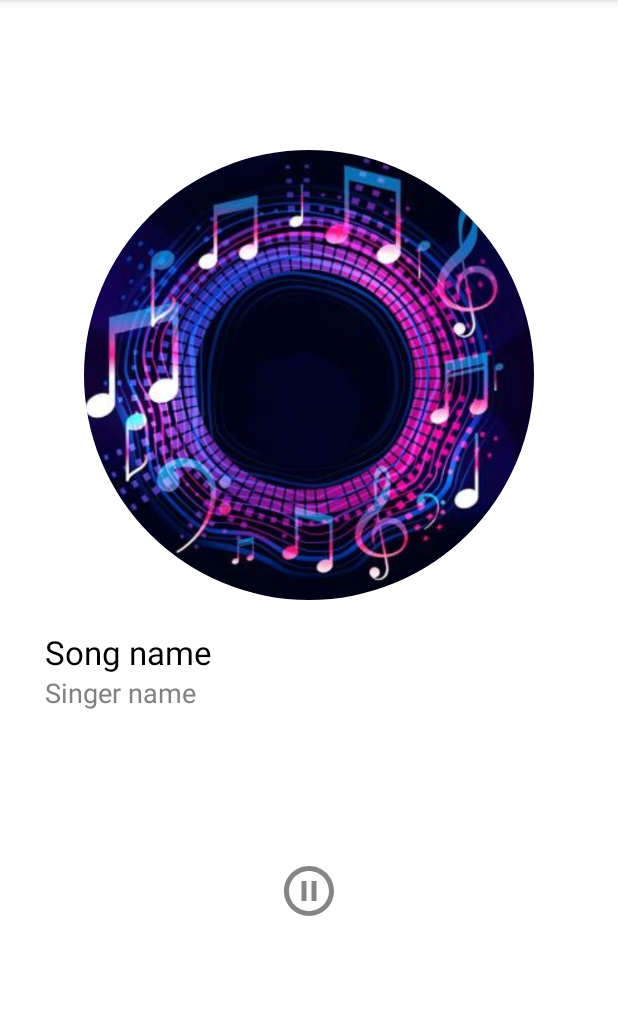
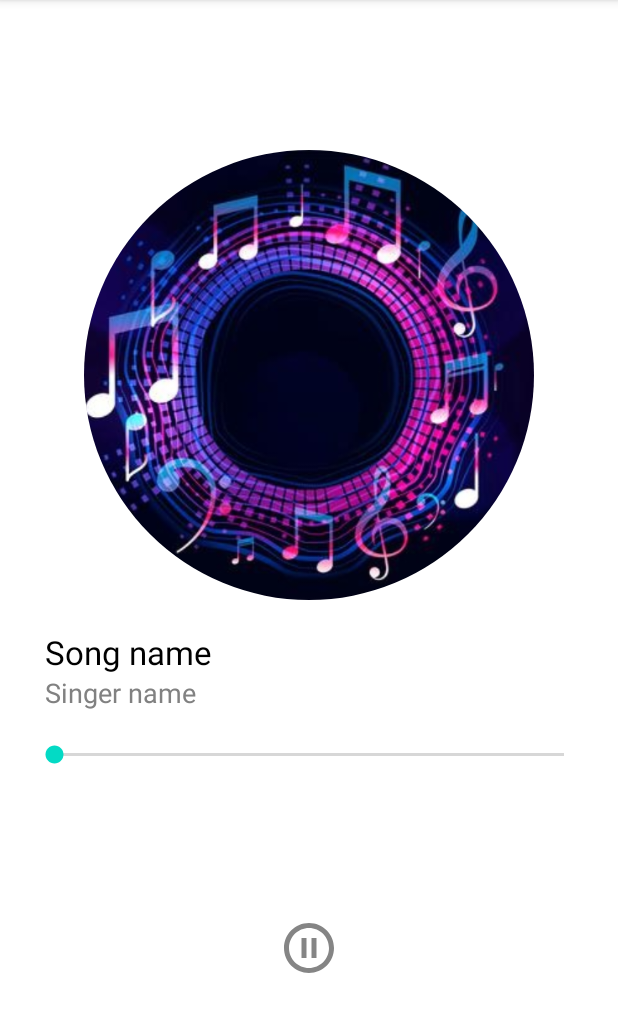
Before and after one commit to NguyennThinh/KiemTraGiuaKy, an Android app: the MainActivity screen opened directly, with no data from a screen before it, on a phone screen of 412 x 824 dp, the part 84-1116 px from its top. Run offline under Robolectric (Android 15) with nearby library versions, the phone set to English and light mode, and no system bars; our stand-ins replace CircleImageView; 4 statements that could not run were skipped.

Commit message:
Hoan thanh cau 6

```diff
--- a/app/src/main/java/com/example/a42_18083051_nguyenphucthinh/MainActivity.java
+++ b/app/src/main/java/com/example/a42_18083051_nguyenphucthinh/MainActivity.java
@@ -6,13 +6,16 @@ import android.content.ComponentName;
 import android.content.Context;
 import android.content.Intent;
 import android.content.ServiceConnection;
+import android.media.MediaPlayer;
 import android.os.Bundle;
+import android.os.Handler;
 import android.os.IBinder;
 import android.view.View;
 import android.view.animation.Animation;
 import android.view.animation.AnimationUtils;
 import android.view.animation.LinearInterpolator;
 import android.widget.ImageView;
+import android.widget.SeekBar;
 
 import de.hdodenhof.circleimageview.CircleImageView;
 
@@ -21,12 +24,15 @@ public class MainActivity extends AppCompatActivity {
     private Boolean isPlaying;
     private ImageView imgPlay;
     private MusicService mMusicService;
+    private SeekBar seekBar;
+    private Handler handler;
     private ServiceConnection connection = new ServiceConnection() {
         @Override
         public void onServiceConnected(ComponentName componentName, IBinder iBinder) {
             MusicService.MyBinder binder = (MusicService.MyBinder) iBinder;
             mMusicService = binder.getService();
             mMusicService.StartMusic();
+            update();
             isPlaying = true;
         }
 
@@ -41,6 +47,8 @@ public class MainActivity extends AppCompatActivity {
         setContentView(R.layout.activity_main);
         imgSong = findViewById(R.id.imgSong);
         imgPlay = findViewById(R.id.imgPlay);
+        handler = new Handler();
+        seekBar = findViewById(R.id.seekBar);
         imgRotate();
         imgPlay.setOnClickListener(new View.OnClickListener() {
             @Override
@@ -75,4 +83,14 @@ public class MainActivity extends AppCompatActivity {
             isPlaying = false;
         }
     }
+    private void update() {
+        seekBar.setMax(MusicService.mediaPlayer.getDuration());
+        handler.postDelayed(new Runnable() {
+            @Override
+            public void run() {
+                seekBar.setProgress(MusicService.mediaPlayer.getCurrentPosition());
+                handler.postDelayed(this, 1000);
+            }
+        }, 100);
+    }
 }
--- a/app/src/main/res/layout/activity_main.xml
+++ b/app/src/main/res/layout/activity_main.xml
@@ -30,6 +30,12 @@
         android:textColor="#818181"
         android:textSize="18sp"
         android:layout_marginLeft="30dp"/>
+    <SeekBar
+        android:id="@+id/seekBar"
+        android:layout_width="match_parent"
+        android:layout_height="wrap_content"
+        android:layout_marginTop="20dp"
+        android:layout_marginHorizontal="20dp"/>
     <ImageView
         android:id="@+id/imgPlay"
         android:layout_width="wrap_content"
```
